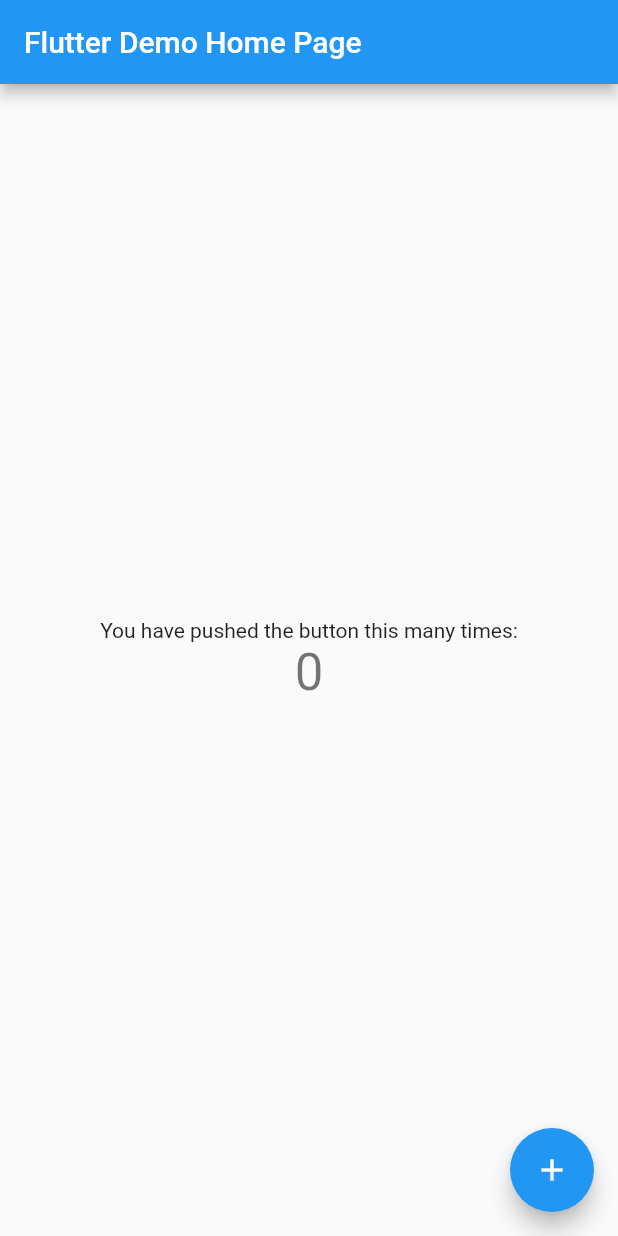
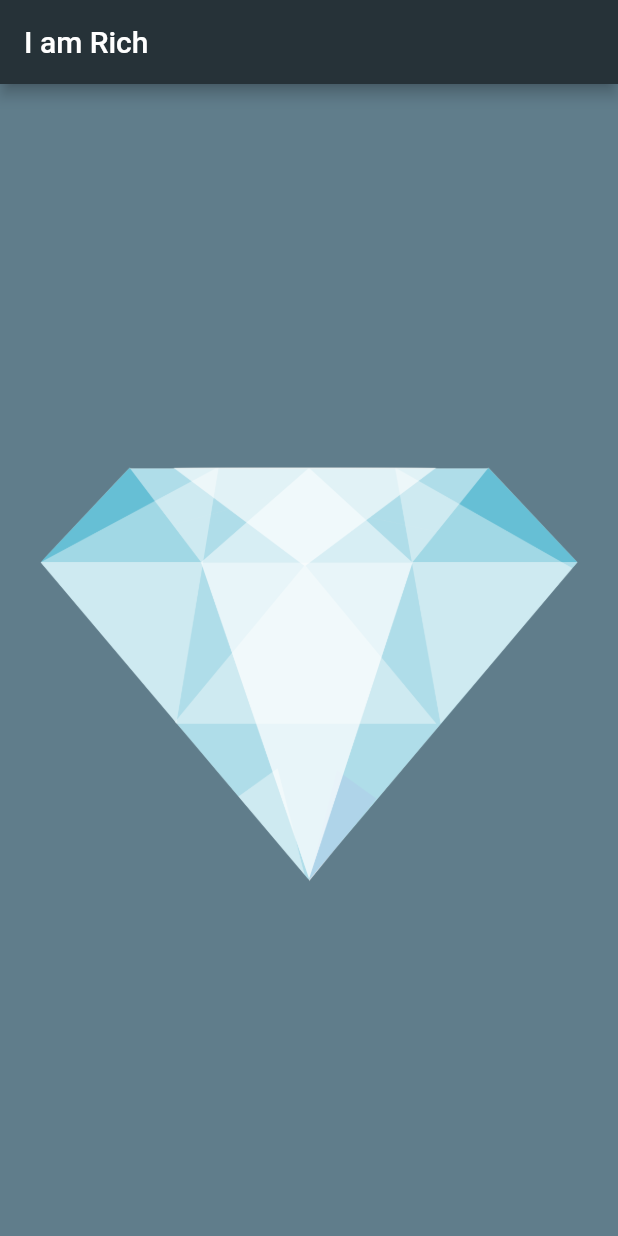
Before and after one commit to luthfifr/LearnFlutterUdemy, a Flutter app: the screen it shows after launch, on a phone screen of 412 x 824 dp. Run offline on Flutter 3.47's test engine with Material 2 defaults, Android fonts, the light colour scheme and no system bars.

Commit message:
change code struct in main file

```diff
--- a/lib/main.dart
+++ b/lib/main.dart
@@ -1,111 +1,20 @@
 import 'package:flutter/material.dart';
 
-void main() => runApp(MyApp());
-
-class MyApp extends StatelessWidget {
-  // This widget is the root of your application.
-  @override
-  Widget build(BuildContext context) {
-    return MaterialApp(
-      title: 'Flutter Demo',
-      theme: ThemeData(
-        // This is the theme of your application.
-        //
-        // Try running your application with "flutter run". You'll see the
-        // application has a blue toolbar. Then, without quitting the app, try
-        // changing the primarySwatch below to Colors.green and then invoke
-        // "hot reload" (press "r" in the console where you ran "flutter run",
-        // or simply save your changes to "hot reload" in a Flutter IDE).
-        // Notice that the counter didn't reset back to zero; the application
-        // is not restarted.
-        primarySwatch: Colors.blue,
-      ),
-      home: MyHomePage(title: 'Flutter Demo Home Page'),
-    );
-  }
-}
-
-class MyHomePage extends StatefulWidget {
-  MyHomePage({Key key, this.title}) : super(key: key);
-
-  // This widget is the home page of your application. It is stateful, meaning
-  // that it has a State object (defined below) that contains fields that affect
-  // how it looks.
-
-  // This class is the configuration for the state. It holds the values (in this
-  // case the title) provided by the parent (in this case the App widget) and
-  // used by the build method of the State. Fields in a Widget subclass are
-  // always marked "final".
-
-  final String title;
-
-  @override
-  _MyHomePageState createState() => _MyHomePageState();
-}
-
-class _MyHomePageState extends State<MyHomePage> {
-  int _counter = 0;
-
-  void _incrementCounter() {
-    setState(() {
-      // This call to setState tells the Flutter framework that something has
-      // changed in this State, which causes it to rerun the build method below
-      // so that the display can reflect the updated values. If we changed
-      // _counter without calling setState(), then the build method would not be
-      // called again, and so nothing would appear to happen.
-      _counter++;
-    });
-  }
-
-  @override
-  Widget build(BuildContext context) {
-    // This method is rerun every time setState is called, for instance as done
-    // by the _incrementCounter method above.
-    //
-    // The Flutter framework has been optimized to make rerunning build methods
-    // fast, so that you can just rebuild anything that needs updating rather
-    // than having to individually change instances of widgets.
-    return Scaffold(
-      appBar: AppBar(
-        // Here we take the value from the MyHomePage object that was created by
-        // the App.build method, and use it to set our appbar title.
-        title: Text(widget.title),
-      ),
-      body: Center(
-        // Center is a layout widget. It takes a single child and positions it
-        // in the middle of the parent.
-        child: Column(
-          // Column is also a layout widget. It takes a list of children and
-          // arranges them vertically. By default, it sizes itself to fit its
-          // children horizontally, and tries to be as tall as its parent.
-          //
-          // Invoke "debug painting" (press "p" in the console, choose the
-          // "Toggle Debug Paint" action from the Flutter Inspector in Android
-          // Studio, or the "Toggle Debug Paint" command in Visual Studio Code)
-          // to see the wireframe for each widget.
-          //
-          // Column has various properties to control how it sizes itself and
-          // how it positions its children. Here we use mainAxisAlignment to
-          // center the children vertically; the main axis here is the vertical
-          // axis because Columns are vertical (the cross axis would be
-          // horizontal).
-          mainAxisAlignment: MainAxisAlignment.center,
-          children: <Widget>[
-            Text(
-              'You have pushed the button this many times:',
-            ),
-            Text(
-              '$_counter',
-              style: Theme.of(context).textTheme.display1,
-            ),
-          ],
+void main() {
+  runApp(
+    MaterialApp(
+      home: Scaffold(
+        backgroundColor: Colors.blueGrey,
+        appBar: AppBar(
+          title: Text('I am Rich'),
+          backgroundColor: Colors.blueGrey[900],
+        ),
+        body: Center(
+          child: Image(
+            image: AssetImage('images/diamond.png'),
+          ),
         ),
       ),
-      floatingActionButton: FloatingActionButton(
-        onPressed: _incrementCounter,
-        tooltip: 'Increment',
-        child: Icon(Icons.add),
-      ), // This trailing comma makes auto-formatting nicer for build methods.
-    );
-  }
+    ),
+  );
 }
--- a/pubspec.yaml
+++ b/pubspec.yaml
@@ -41,9 +41,8 @@
   uses-material-design: true
 
   # To add assets to your application, add an assets section, like this:
-  # assets:
-  #  - images/a_dot_burr.jpeg
-  #  - images/a_dot_ham.jpeg
+  assets:
+   - images/
 
   # An image asset can refer to one or more resolution-specific "variants", see
   # https://flutter.dev/assets-and-images/#resolution-aware.
```
Also changed, not shown: images/diamond.png (added).
